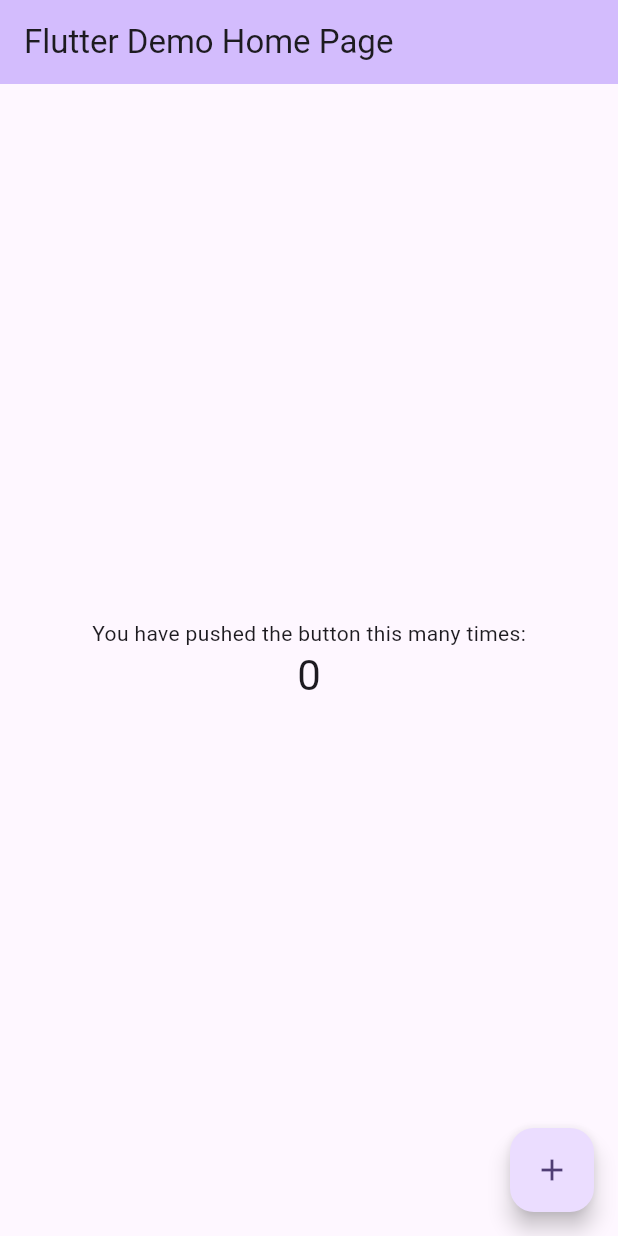
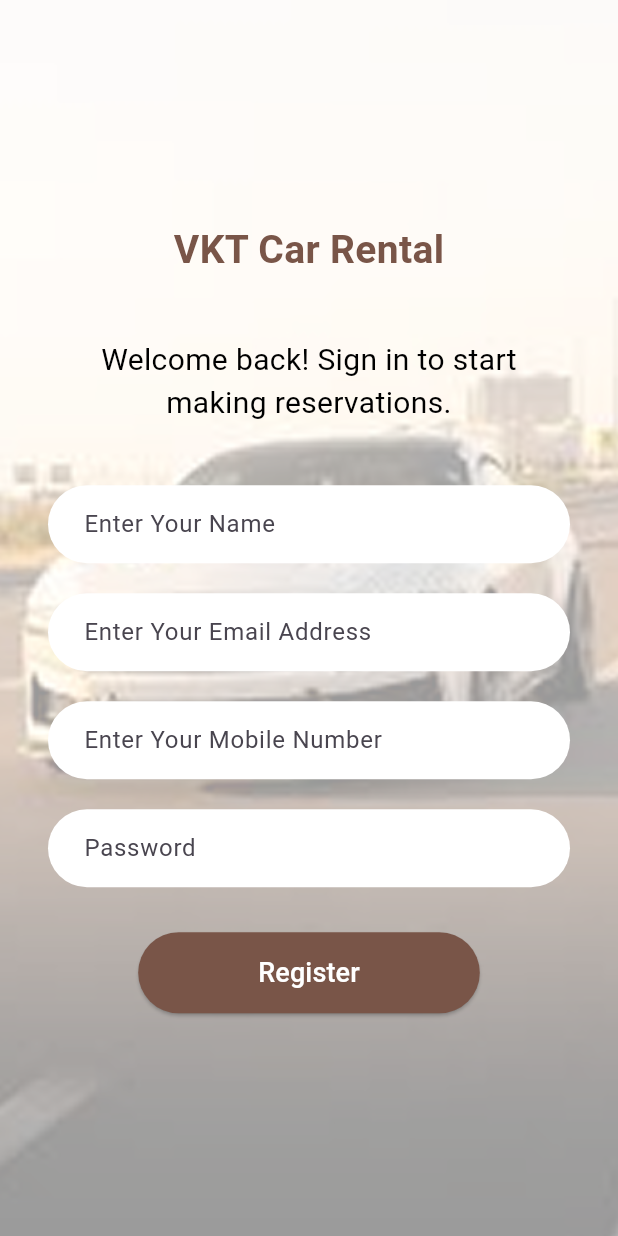
Before and after one commit to thanushkaPraveen/MSE800_assessment_2, a Flutter app: the screen it shows after launch, on a phone screen of 412 x 824 dp. Run offline on Flutter 3.47's test engine with Material 3 defaults, Android fonts, the phone set to English and light mode, and no system bars.

Commit message:
Impl: Ui for launcher screen, login screen, and register screen

```diff
--- a/lib/main.dart
+++ b/lib/main.dart
@@ -1,74 +1,22 @@
 import 'package:flutter/material.dart';
+import 'package:rental_car_app/presentation/pages/init_page.dart';
+import 'package:rental_car_app/presentation/pages/login_page.dart';
+import 'package:rental_car_app/presentation/pages/main_page.dart';
+import 'package:rental_car_app/presentation/pages/register_page.dart';
 
 void main() {
-  runApp(const MyApp());
+  runApp(const RentalCarApp());
 }
 
-class MyApp extends StatelessWidget {
-  const MyApp({super.key});
+class RentalCarApp extends StatelessWidget {
+  const RentalCarApp({super.key});
 
-  // This widget is the root of your application.
   @override
   Widget build(BuildContext context) {
     return MaterialApp(
-      title: 'Flutter Demo',
-      theme: ThemeData(
-
-        colorScheme: ColorScheme.fromSeed(seedColor: Colors.deepPurple),
-      ),
-      home: const MyHomePage(title: 'Flutter Demo Home Page'),
+      title: "Rental App",
+      theme: ThemeData(primarySwatch: Colors.orange),
+      home: RegisterPage(),
     );
   }
 }
-
-class MyHomePage extends StatefulWidget {
-  const MyHomePage({super.key, required this.title});
-
-  final String title;
-
-  @override
-  State<MyHomePage> createState() => _MyHomePageState();
-}
-
-class _MyHomePageState extends State<MyHomePage> {
-  int _counter = 0;
-
-  void _incrementCounter() {
-    setState(() {
-
-      _counter++;
-    });
-  }
-
-  @override
-  Widget build(BuildContext context) {
-
-    return Scaffold(
-      appBar: AppBar(
-
-        backgroundColor: Theme.of(context).colorScheme.inversePrimary,
-
-        title: Text(widget.title),
-      ),
-      body: Center(
-
-        child: Column(
-
-          mainAxisAlignment: MainAxisAlignment.center,
-          children: <Widget>[
-            const Text('You have pushed the button this many times:'),
-            Text(
-              '$_counter',
-              style: Theme.of(context).textTheme.headlineMedium,
-            ),
-          ],
-        ),
-      ),
-      floatingActionButton: FloatingActionButton(
-        onPressed: _incrementCounter,
-        tooltip: 'Increment',
-        child: const Icon(Icons.add),
-      ), // This trailing comma makes auto-formatting nicer for build methods.
-    );
-  }
-}
--- /dev/null
+++ b/lib/presentation/pages/register_page.dart
@@ -0,0 +1,133 @@
+import 'package:flutter/material.dart';
+
+class RegisterPage extends StatelessWidget {
+  const RegisterPage({super.key});
+
+  @override
+  Widget build(BuildContext context) {
+    return Scaffold(
+      body: Stack(
+        children: [
+          // Background Image
+          Positioned.fill(
+            child: Image.asset(
+              'assets/bg_image.png', // Replace with your actual image path
+              fit: BoxFit.cover,
+            ),
+          ),
+          // White Overlay for faded effect
+          Positioned.fill(
+            child: Container(
+              color: Colors.white.withOpacity(0.6),
+            ),
+          ),
+          // Login Form
+          Positioned.fill(
+            child: Center(
+              child: Padding(
+                padding: const EdgeInsets.symmetric(horizontal: 32.0),
+                child: Column(
+                  mainAxisSize: MainAxisSize.min,
+                  children: [
+                    // Title
+                    Text(
+                      "VKT Car Rental",
+                      style: TextStyle(
+                        fontSize: 26,
+                        fontWeight: FontWeight.bold,
+                        color: Colors.brown,
+                      ),
+                    ),
+                    SizedBox(height: 40),
+                    // Title
+                    Text(
+                      "Welcome back! Sign in to start\nmaking reservations.",
+                      textAlign: TextAlign.center,
+                      style: TextStyle(
+                        fontSize: 20,
+                        color: Colors.black,
+                      ),
+                    ),
+                    SizedBox(height: 40),
+                    // Name Input Field
+                    TextField(
+                      decoration: InputDecoration(
+                        hintText: 'Enter Your Name',
+                        filled: true,
+                        fillColor: Colors.white,
+                        border: OutlineInputBorder(
+                          borderRadius: BorderRadius.circular(30),
+                          borderSide: BorderSide.none,
+                        ),
+                        contentPadding: EdgeInsets.symmetric(vertical: 14, horizontal: 20),
+                      ),
+                    ),
+                    SizedBox(height: 20),
+                    // Email Input Field
+                    TextField(
+                      decoration: InputDecoration(
+                        hintText: 'Enter Your Email Address',
+                        filled: true,
+                        fillColor: Colors.white,
+                        border: OutlineInputBorder(
+                          borderRadius: BorderRadius.circular(30),
+                          borderSide: BorderSide.none,
+                        ),
+                        contentPadding: EdgeInsets.symmetric(vertical: 14, horizontal: 20),
+                      ),
+                    ),
+                    SizedBox(height: 20),
+                    // Phone Input Field
+                    TextField(
+                      decoration: InputDecoration(
+                        hintText: 'Enter Your Mobile Number',
+                        filled: true,
+                        fillColor: Colors.white,
+                        border: OutlineInputBorder(
+                          borderRadius: BorderRadius.circular(30),
+                          borderSide: BorderSide.none,
+                        ),
+                        contentPadding: EdgeInsets.symmetric(vertical: 14, horizontal: 20),
+                      ),
+                    ),
+                    SizedBox(height: 20),
+                    // Password Input Field
+                    TextField(
+                      obscureText: true,
+                      decoration: InputDecoration(
+                        hintText: 'Password',
+                        filled: true,
+                        fillColor: Colors.white,
+                        border: OutlineInputBorder(
+                          borderRadius: BorderRadius.circular(30),
+                          borderSide: BorderSide.none,
+                        ),
+                        contentPadding: EdgeInsets.symmetric(vertical: 14, horizontal: 20),
+                      ),
+                    ),
+                    SizedBox(height: 30),
+                    // Login Button
+                    ElevatedButton(
+                      onPressed: () {},
+                      style: ElevatedButton.styleFrom(
+                        backgroundColor: Colors.brown,
+                        padding: EdgeInsets.symmetric(vertical: 14, horizontal: 80),
+                        shape: RoundedRectangleBorder(
+                          borderRadius: BorderRadius.circular(30),
+                        ),
+                      ),
+                      child: Text(
+                        "Register",
+                        style: TextStyle(fontSize: 18, color: Colors.white),
+                      ),
+                    ),
+                  ],
+                ),
+              ),
+            ),
+          ),
+        ],
+      ),
+    );
+  }
+}
--- a/pubspec.yaml
+++ b/pubspec.yaml
@@ -87,3 +87,5 @@ flutter:
   #
   # For details regarding fonts from package dependencies,
   # see https://flutter.dev/to/font-from-package
+  assets:
+    - assets/bg_image.png
```
Also changed, not shown: lib/presentation/pages/init_page.dart (added, +37 -0 lines), lib/presentation/pages/login_page.dart (added, +119 -0 lines), assets/bg_image.png (added).
